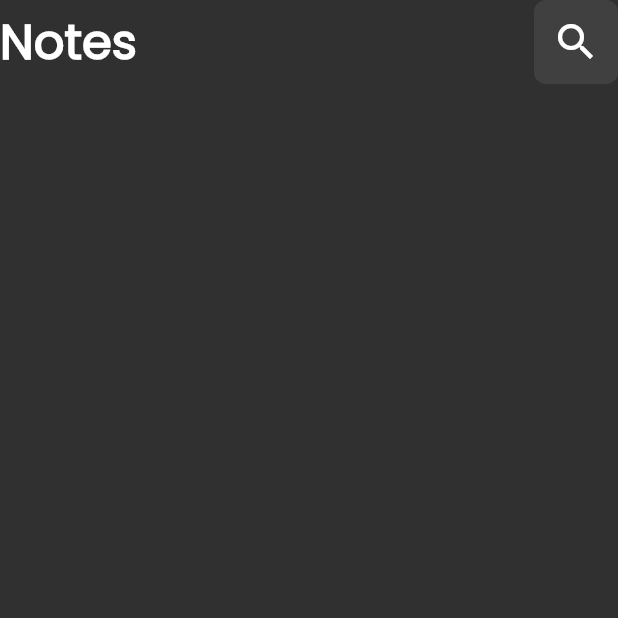
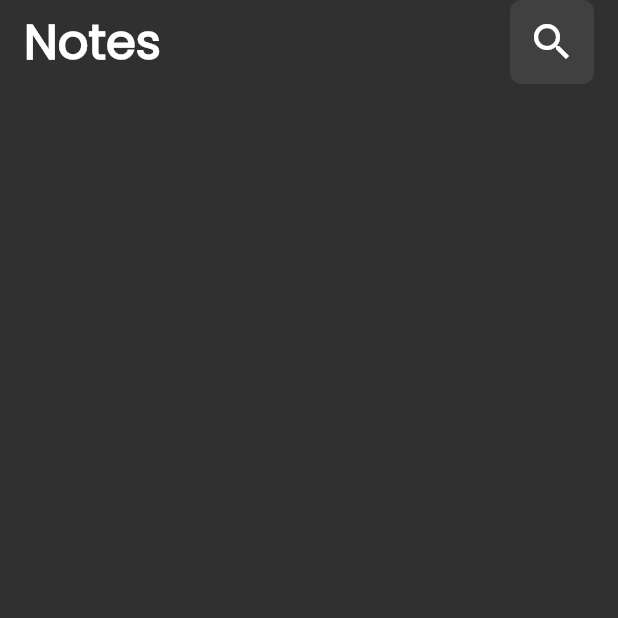
Before and after one commit to osamaahmedalsharabi/new_repo, a Flutter app: the screen it shows after launch, on a phone screen of 412 x 824 dp, the top half of it. Run offline on Flutter 3.47's test engine with Material 3 defaults, Android fonts, the phone set to English and light mode, and no system bars.

Commit message:
added Padding Wdiget to the

```diff
--- a/lib/views/widgets/home_view_body.dart
+++ b/lib/views/widgets/home_view_body.dart
@@ -6,8 +6,13 @@ class HomeViewBody extends StatelessWidget {
 
   @override
   Widget build(BuildContext context) {
-    return const Column(
-      children: [CustomAppBarWidget()],
+    return const Padding(
+      padding: EdgeInsets.symmetric(horizontal: 16.0),
+      child: Column(
+        children: [
+          CustomAppBarWidget(),
+        ],
+      ),
     );
   }
 }
```
